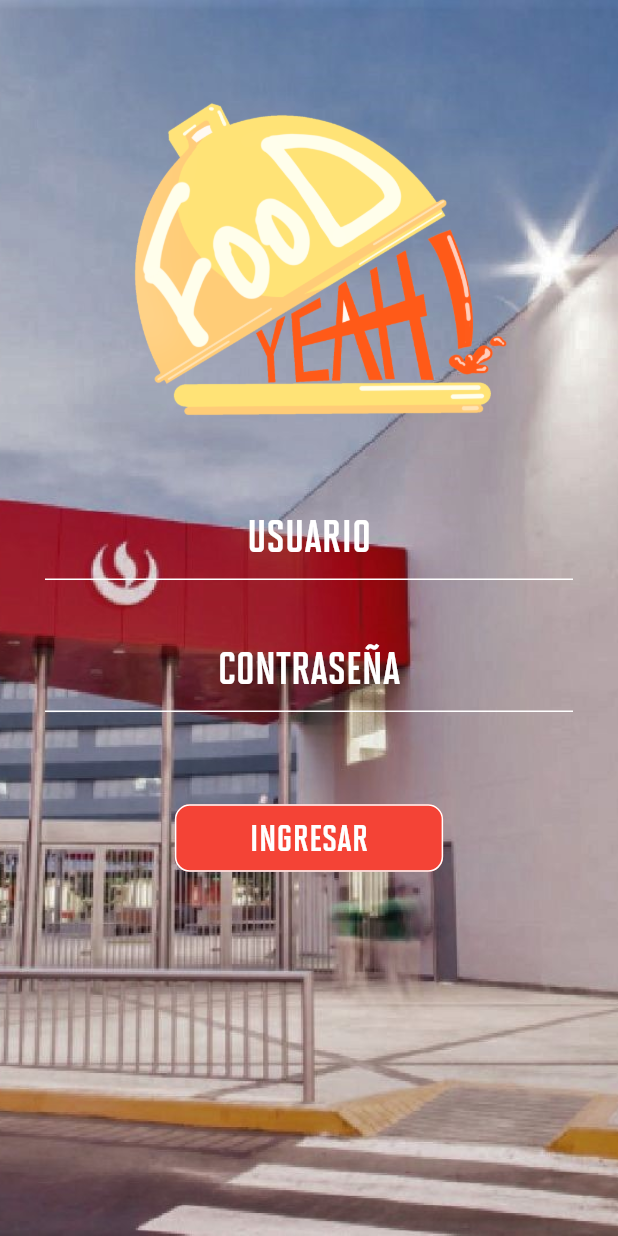
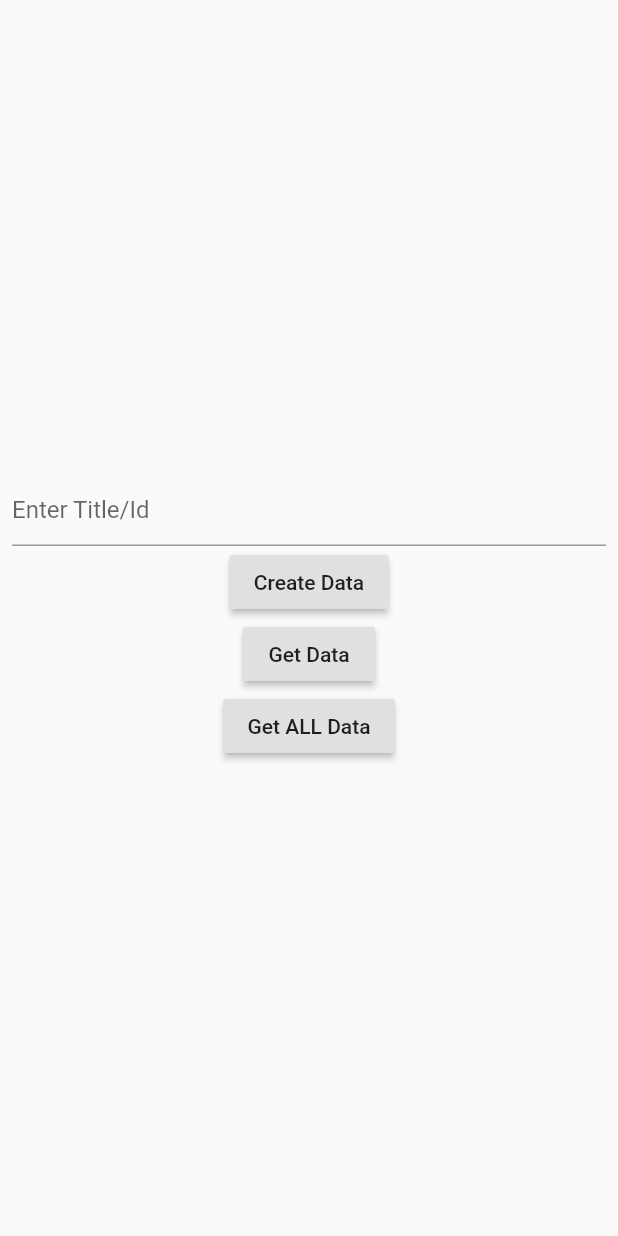
Before and after one commit to Alextron0102/FoodYeah-MobileApp, a Flutter app: the screen it shows after launch, on a phone screen of 412 x 824 dp. Run offline on Flutter 3.47's test engine with Material 2 defaults, Android fonts, the phone set to English and light mode, and no system bars.

Commit message:
restTestPage implemented

```diff
--- /dev/null
+++ b/lib/Resources/Pages/restTestPage.dart
@@ -0,0 +1,173 @@
+import 'dart:async';
+import 'dart:convert';
+import 'dart:io';
+import 'package:flutter/material.dart';
+import 'package:http/http.dart' as http;
+
+String url = 'https://jsonplaceholder.typicode.com/albums';
+
+Future<Album> createAlbum(String title) async {
+  final http.Response response = await http.post(
+    url,
+    headers: <String, String>{
+      'Content-Type': 'application/json; charset=UTF-8',
+    },
+    body: jsonEncode(<String, String>{
+      'title': title,
+    }),
+  );
+
+  if (response.statusCode == 201) {
+    return Album.fromJson(json.decode(response.body));
+  } else {
+    throw Exception('Failed to create album.');
+  }
+}
+
+Future<Album> getAlbum(String id) async {
+  final http.Response response = await http.get(('$url/$id'));
+  if (response.statusCode == 200) {
+    return Album.fromJson(json.decode(response.body));
+  } else {
+    throw Exception('Failed to get album.');
+  }
+}
+
+Future<List> getList() async {
+  HttpClient client = new HttpClient();
+  HttpClientRequest request = await client.getUrl(Uri.parse(url));
+  HttpClientResponse response = await request.close();
+  return response.transform(Utf8Decoder()).transform(JsonDecoder()).toList();
+}
+
+class Album {
+  final int id;
+  final String title;
+
+  Album({this.id, this.title});
+
+  factory Album.fromJson(Map<String, dynamic> json) {
+    return Album(
+      id: json['id'],
+      title: json['title'],
+    );
+  }
+  String toString() {
+    return "id: ($id) \n title: ($title)";
+  }
+}
+
+class RestTestPage extends StatefulWidget {
+  static final name = "RestTestPage";
+  @override
+  _RestTestPageState createState() => _RestTestPageState();
+}
+
+class _RestTestPageState extends State<RestTestPage> {
+  final TextEditingController _controller = TextEditingController();
+  Future<Album> _futureAlbum;
+  int tipo;
+  @override
+  Widget build(BuildContext context) {
+    return Scaffold(
+      body: Container(
+        alignment: Alignment.center,
+        padding: const EdgeInsets.all(8.0),
+        child: (_futureAlbum == null)
+            ? Column(
+                mainAxisAlignment: MainAxisAlignment.center,
+                children: <Widget>[
+                  TextField(
+                    controller: _controller,
+                    decoration: InputDecoration(hintText: 'Enter Title/Id'),
+                  ),
+                  RaisedButton(
+                    child: Text('Create Data'),
+                    onPressed: () {
+                      setState(() {
+                        _futureAlbum = createAlbum(_controller.text);
+                        tipo = 1;
+                      });
+                    },
+                  ),
+                  RaisedButton(
+                    child: Text('Get Data'),
+                    onPressed: () {
+                      setState(() {
+                        _futureAlbum = getAlbum(_controller.text);
+                        tipo = 1;
+                      });
+                    },
+                  ),
+                  RaisedButton(
+                    child: Text('Get ALL Data'),
+                    onPressed: () {
+                      setState(() {
+                        _futureAlbum = getAlbum("1");
+                        tipo = 2;
+                      });
+                    },
+                  ),
+                ],
+              )
+            : (tipo == 2)
+                ? FutureBuilder(
+                    future: getList(),
+                    builder: (context, snapshot) {
+                      if (snapshot.hasData) {
+                        List content = snapshot.data[0];
+                        return new ListView.builder(
+                            scrollDirection: Axis.vertical,
+                            padding: new EdgeInsets.all(6.0),
+                            itemCount: content.length,
+                            itemBuilder: (BuildContext context, int index) {
+                              return new GestureDetector(
+                                onTap: () {
+                                  Navigator.push(
+                                      context,
+                                      MaterialPageRoute(
+                                          builder: (context) =>
+                                              RestTestPage()));
+                                },
+                                child: new Container(
+                                  alignment: FractionalOffset.center,
+                                  margin: new EdgeInsets.only(bottom: 6.0),
+                                  padding: new EdgeInsets.all(6.0),
+                                  color: Colors.blueGrey,
+                                  child: new Text(
+                                      '${content[index]['id']}: ${content[index]['title']}'),
+                                ),
+                              );
+                            });
+                      } else if (snapshot.hasError) {
+                        return Text("${snapshot.error}");
+                      }
+                      return CircularProgressIndicator();
+                    },
+                  )
+                : FutureBuilder<Album>(
+                    future: _futureAlbum,
+                    builder: (context, snapshot) {
+                      if (snapshot.hasData) {
+                        return Column(
+                          mainAxisAlignment: MainAxisAlignment.center,
+                          children: <Widget>[
+                          Text("id: ${snapshot.data.id},\ntitle: ${snapshot.data.title}"),
+                          RaisedButton(
+                            child: Text('Return'),
+                            onPressed: () {
+                              _futureAlbum =null;
+                              setState(() {});
+                            },
+                          ),
+                        ]);
+                      } else if (snapshot.hasError) {
+                        return Text("${snapshot.error}");
+                      }
+                      return CircularProgressIndicator();
+                    },
+                  ),
+      ),
+    );
+  }
+}
--- a/lib/main.dart
+++ b/lib/main.dart
@@ -1,6 +1,7 @@
 import 'package:flutter/material.dart';
 import 'package:foodyeah/Resources/Pages/landingPage.dart';
 import 'package:foodyeah/Resources/Pages/loginPage.dart';
+import 'package:foodyeah/Resources/Pages/restTestPage.dart';
 void main() => runApp(MyApp());
 
 class MyApp extends StatelessWidget {
@@ -8,11 +9,11 @@ class MyApp extends StatelessWidget {
   Widget build(BuildContext context) {
     return MaterialApp(//MaterialApp hace rutas entre pantallas
       title: 'Food Yeah',
-      initialRoute: LoginPage.name,
+      initialRoute: RestTestPage.name,
       routes:{
         LandingPage.name:(BuildContext context) => LandingPage(),
         LoginPage.name:(BuildContext context) => LoginPage(),
-
+        RestTestPage.name:(BuildContext context) => RestTestPage(),
       },
     );
   }
```
Also changed, not shown: lib/Resources/Pages/landingPage.dart (+3 -4 lines), lib/Resources/Pages/loginPage.dart (+8 -13 lines), pubspec.yaml (+12 -33 lines), pubspec.lock.
